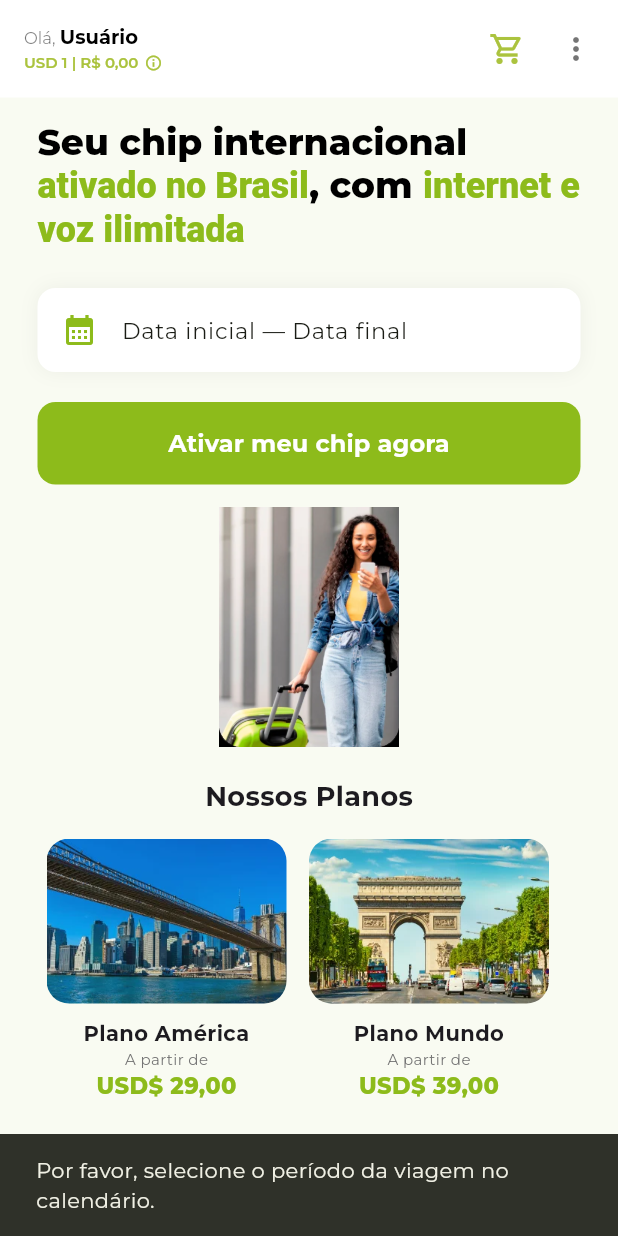
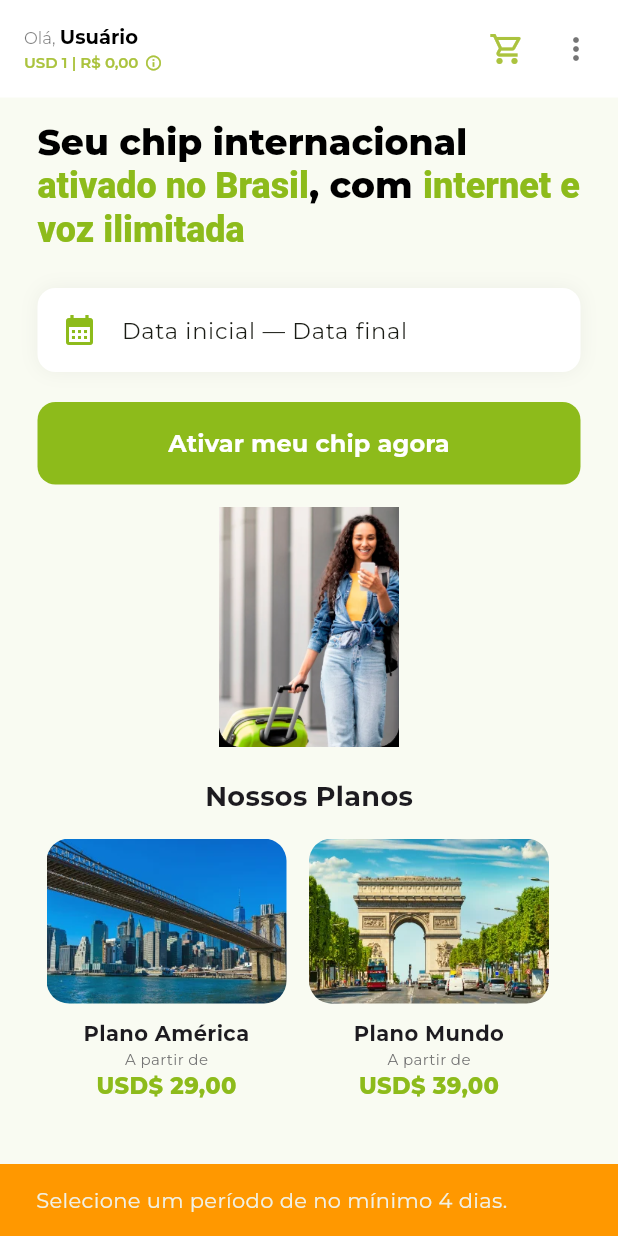
Before and after one commit to jrwippel/scconecta, a Flutter app: the screen it shows once a user with an empty profile is signed in, after a tap on "Ativar meu chip agora", on a phone screen of 412 x 824 dp. Run offline on Flutter 3.47's test engine with Material 3 defaults, Android fonts, the phone set to English and light mode, and no system bars; our stand-ins replace cloud_firestore, device_info_plus, firebase_auth, firebase_core, google_fonts, google_sign_in and 2 more; accounts and stored records are empty; network calls fail.

Commit message:
Ajustes na selecao das datas

```diff
--- a/lib/screens/landing_screen.dart
+++ b/lib/screens/landing_screen.dart
@@ -5,7 +5,7 @@ import 'package:table_calendar/table_calendar.dart';
 import 'package:firebase_auth/firebase_auth.dart';
 import 'selecao_plano_screen.dart';
 import '../widgets/custom_app_bar.dart';
-import '../theme/app_colors.dart'; // Import central das cores
+import '../theme/app_colors.dart';
 
 class LandingPageScreen extends StatefulWidget {
   const LandingPageScreen({super.key});
@@ -15,7 +15,7 @@ class LandingPageScreen extends StatefulWidget {
 }
 
 class _LandingPageScreenState extends State<LandingPageScreen> {
-  DateTime _focusedDay = DateTime(2026, 2, 1);
+  DateTime _focusedDay = DateTime.now();
   DateTime? _rangeStart;
   DateTime? _rangeEnd;
   bool _showCalendar = false;
@@ -40,9 +40,8 @@ class _LandingPageScreenState extends State<LandingPageScreen> {
           Navigator.pushNamedAndRemoveUntil(context, '/', (route) => false);
         },
       ),
-      backgroundColor: AppColors.verdeFundo, // Usando a cor centralizada
+      backgroundColor: AppColors.verdeFundo,
 
-      // O SafeArea garante que o conteúdo não fique sob a câmera (furo) ou barras de navegação
       body: SafeArea(
         child: SingleChildScrollView(
           child: Column(
@@ -81,6 +80,15 @@ class _LandingPageScreenState extends State<LandingPageScreen> {
                           ListTile(
                             leading: const Icon(Icons.calendar_month, color: AppColors.verdePrincipal),
                             title: Text(textoData, style: const TextStyle(fontSize: 15)),
+                            trailing: _rangeStart != null
+                              ? IconButton(
+                                  icon: const Icon(Icons.close, size: 20),
+                                  onPressed: () => setState(() {
+                                    _rangeStart = null;
+                                    _rangeEnd = null;
+                                  }),
+                                )
+                              : null,
                             onTap: () => setState(() => _showCalendar = !_showCalendar),
                           ),
                           if (_showCalendar)
@@ -92,12 +100,30 @@ class _LandingPageScreenState extends State<LandingPageScreen> {
                               rangeSelectionMode: RangeSelectionMode.enforced,
                               rangeStartDay: _rangeStart,
                               rangeEndDay: _rangeEnd,
+
+                              // BLOQUEIO VISUAL: Desabilita dias que não cumprem o requisito de 4 dias
+                              enabledDayPredicate: (day) {
+                                if (_rangeStart != null && _rangeEnd == null) {
+                                  // Se selecionou o início, bloqueia os 3 dias seguintes (pois o mínimo é o 4º dia)
+                                  final limiteMinimo = _rangeStart!.add(const Duration(days: 3));
+                                  if (day.isAfter(_rangeStart!) && day.isBefore(limiteMinimo.add(const Duration(seconds: 1)))) {
+                                    return false;
+                                  }
+                                }
+                                return true;
+                              },
+
                               onRangeSelected: (start, end, focusedDay) {
                                 setState(() {
                                   _rangeStart = start;
                                   _rangeEnd = end;
                                   _focusedDay = focusedDay;
-                                  if (end != null) _showCalendar = false;
+
+                                  // Se o usuário selecionou o fim, fechamos o calendário
+                                  // A regra do enabledDayPredicate já garante que ele só clique em datas válidas
+                                  if (end != null) {
+                                    _showCalendar = false;
+                                  }
                                 });
                               },
                               headerStyle: const HeaderStyle(formatButtonVisible: false, titleCentered: true),
@@ -105,6 +131,7 @@ class _LandingPageScreenState extends State<LandingPageScreen> {
                                 rangeHighlightColor: Color(0xFFF1F8E9),
                                 rangeStartDecoration: BoxDecoration(color: AppColors.verdePrincipal, shape: BoxShape.circle),
                                 rangeEndDecoration: BoxDecoration(color: AppColors.verdePrincipal, shape: BoxShape.circle),
+                               disabledTextStyle: TextStyle(color: Colors.black26), // Troque black24 por black26o dos dias desabilitados
                               ),
                             ),
                         ],
@@ -134,7 +161,10 @@ class _LandingPageScreenState extends State<LandingPageScreen> {
                             );
                           } else {
                             ScaffoldMessenger.of(context).showSnackBar(
-                              const SnackBar(content: Text("Por favor, selecione o período da viagem no calendário.")),
+                              const SnackBar(
+                                content: Text("Selecione um período de no mínimo 4 dias."),
+                                backgroundColor: Colors.orange,
+                              ),
                             );
                           }
                         },
```
